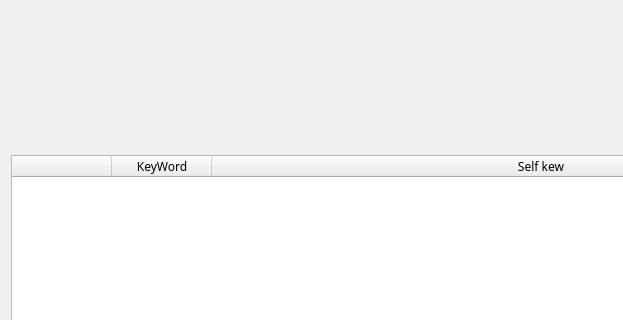
Old version of the form GUI/KeyWordsWidgetPanel.ui in the repository aritzeraun/PFG; both pictures show x 0 to 623 and y 0 to 320 of the 882 by 782 pixel window.
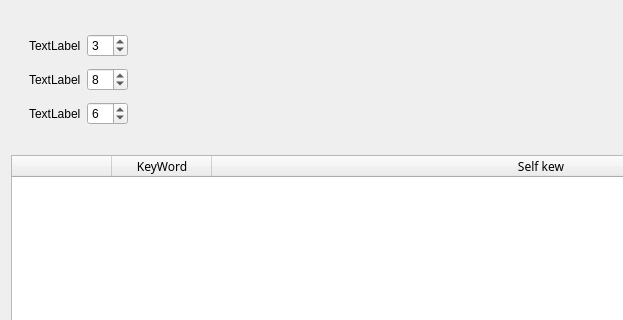
New version of the form. Icons and pictures are not drawn.

What changed in the file:
```diff
--- a/GUI/KeyWordsWidgetPanel.ui
+++ b/GUI/KeyWordsWidgetPanel.ui
@@ -126,7 +126,7 @@
       </size>
      </property>
      <layout class="QGridLayout" name="gridLayout_3">
-      <item row="1" column="1">
+      <item row="1" column="2">
        <widget class="QWidget" name="labelWidget" native="true">
         <property name="minimumSize">
          <size>
@@ -151,33 +151,7 @@
         </layout>
        </widget>
       </item>
-      <item row="1" column="2">
-       <spacer name="horizontalSpacerLeft">
-        <property name="orientation">
-         <enum>Qt::Horizontal</enum>
-        </property>
-        <property name="sizeHint" stdset="0">
-         <size>
-          <width>40</width>
-          <height>20</height>
-         </size>
-        </property>
-       </spacer>
-      </item>
-      <item row="1" column="0">
-       <spacer name="spacerItemRight">
-        <property name="orientation">
-         <enum>Qt::Horizontal</enum>
-        </property>
-        <property name="sizeHint" stdset="0">
-         <size>
-          <width>40</width>
-          <height>20</height>
-         </size>
-        </property>
-       </spacer>
-      </item>
-      <item row="1" column="3">
+      <item row="1" column="4">
        <widget class="QWidget" name="buttonsWidget" native="true">
         <property name="minimumSize">
          <size>
@@ -319,6 +293,89 @@
         </layout>
        </widget>
       </item>
+      <item row="1" column="3">
+       <spacer name="horizontalSpacerLeft">
+        <property name="orientation">
+         <enum>Qt::Horizontal</enum>
+        </property>
+        <property name="sizeHint" stdset="0">
+         <size>
+          <width>40</width>
+          <height>20</height>
+         </size>
+        </property>
+       </spacer>
+      </item>
+      <item row="1" column="1">
+       <spacer name="spacerItemRight">
+        <property name="orientation">
+         <enum>Qt::Horizontal</enum>
+        </property>
+        <property name="sizeHint" stdset="0">
+         <size>
+          <width>40</width>
+          <height>20</height>
+         </size>
+        </property>
+       </spacer>
+      </item>
+      <item row="1" column="0">
+       <widget class="QWidget" name="widget_2" native="true">
+        <layout class="QGridLayout" name="gridLayout_5">
+         <item row="0" column="1">
+          <widget class="QSpinBox" name="spinBox">
+           <property name="minimum">
+            <number>1</number>
+           </property>
+           <property name="value">
+            <number>3</number>
+           </property>
+          </widget>
+         </item>
+         <item row="1" column="1">
+          <widget class="QSpinBox" name="spinBox_2">
+           <property name="minimum">
+            <number>1</number>
+           </property>
+           <property name="value">
+            <number>8</number>
+           </property>
+          </widget>
+         </item>
+         <item row="2" column="1">
+          <widget class="QSpinBox" name="spinBox_3">
+           <property name="minimum">
+            <number>1</number>
+           </property>
+           <property name="value">
+            <number>6</number>
+           </property>
+          </widget>
+         </item>
+         <item row="0" column="0">
+          <widget class="QLabel" name="label">
+           <property name="text">
+            <string>TextLabel</string>
+           </property>
+          </widget>
+         </item>
+         <item row="1" column="0">
+          <widget class="QLabel" name="label_2">
+           <property name="text">
+            <string>TextLabel</string>
+           </property>
+          </widget>
+         </item>
+         <item row="2" column="0">
+          <widget class="QLabel" name="label_3">
+           <property name="text">
+            <string>TextLabel</string>
+           </property>
+          </widget>
+         </item>
+        </layout>
+       </widget>
+      </item>
      </layout>
     </widget>
    </item>
```
